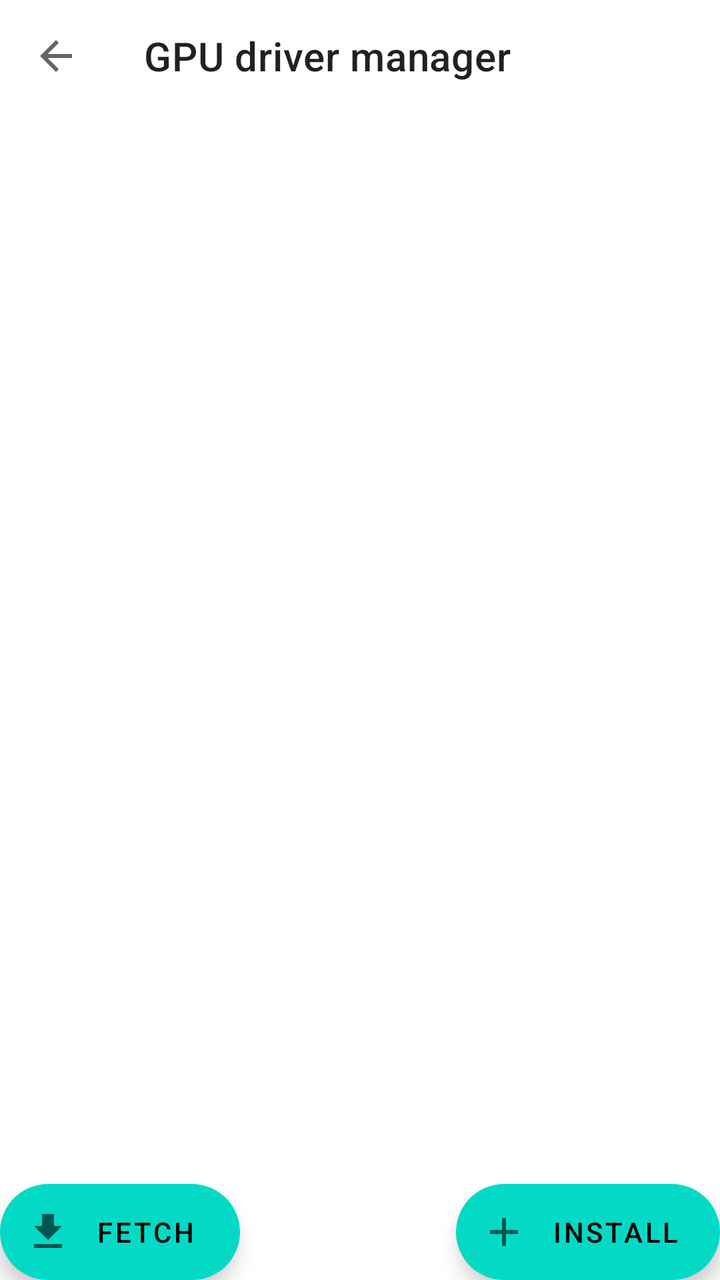
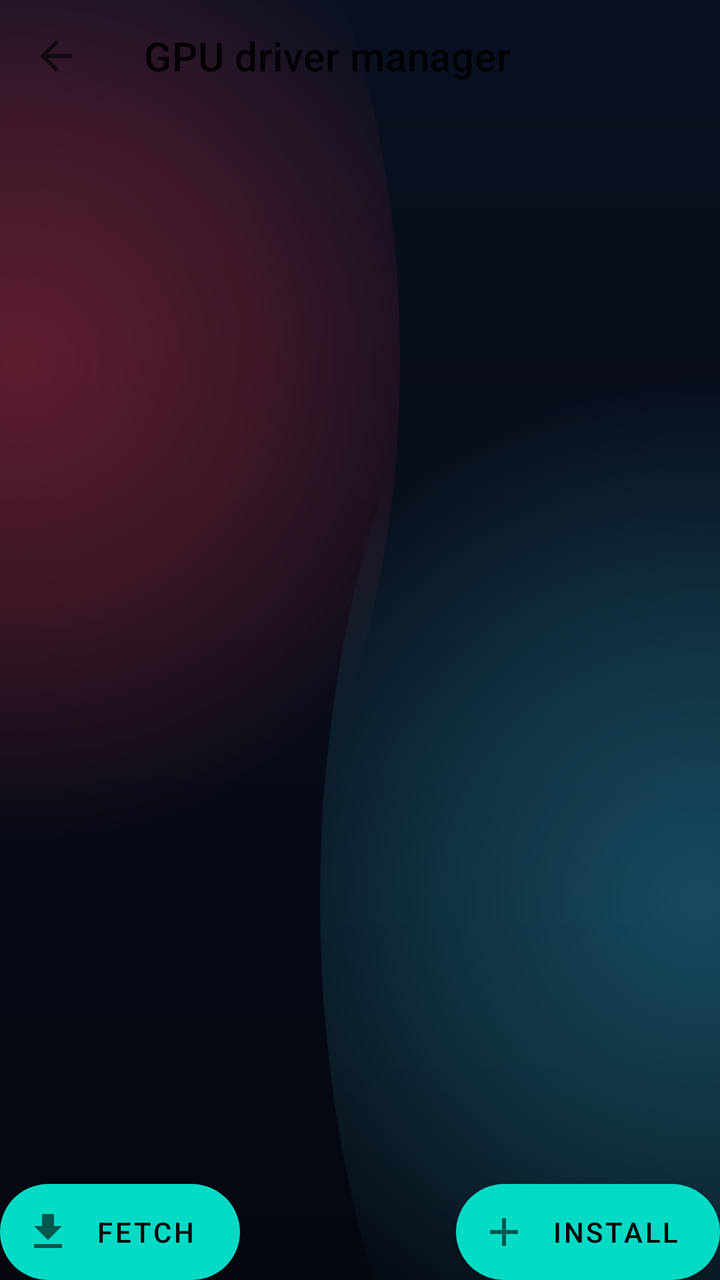

An Android layout rendered at two revisions. The XML below is the earlier revision; the diff shows what the commit changed to produce the second picture.
<!-- AndroidManifest.xml: fallback theme Theme.MaterialComponents.DayNight.NoActionBar -->
<!-- res/layout/fragment_driver_manager.xml -->
<?xml version="1.0" encoding="utf-8"?>
<androidx.constraintlayout.widget.ConstraintLayout xmlns:android="http://schemas.android.com/apk/res/android"
    xmlns:app="http://schemas.android.com/apk/res-auto"
    android:id="@+id/coordinator_licenses"
    android:layout_width="match_parent"
    android:layout_height="match_parent"
    android:background="?attr/colorSurface">

    <androidx.coordinatorlayout.widget.CoordinatorLayout
        android:id="@+id/coordinatorLayout"
        android:layout_width="match_parent"
        android:layout_height="match_parent">

        <com.google.android.material.appbar.AppBarLayout
            android:id="@+id/appbar_drivers"
            style="@style/Widget.Eden.TransparentTopAppBarLayout"
            android:layout_width="match_parent"
            android:layout_height="wrap_content"
            android:fitsSystemWindows="true"
            android:touchscreenBlocksFocus="false">

            <com.google.android.material.appbar.MaterialToolbar
                android:id="@+id/toolbar_drivers"
                style="@style/Widget.Eden.TransparentTopToolbar"
                android:layout_width="match_parent"
                android:layout_height="?attr/actionBarSize"
                android:touchscreenBlocksFocus="false"
                app:navigationIcon="@drawable/ic_back"
                app:title="@string/gpu_driver_manager" />

        </com.google.android.material.appbar.AppBarLayout>

        <androidx.recyclerview.widget.RecyclerView
            android:id="@+id/list_drivers"
            android:layout_width="match_parent"
            android:layout_height="match_parent"
            android:clipToPadding="false"
            app:layout_behavior="@string/appbar_scrolling_view_behavior" />

    </androidx.coordinatorlayout.widget.CoordinatorLayout>

    <com.google.android.material.floatingactionbutton.ExtendedFloatingActionButton
        android:id="@+id/button_install"
        android:layout_width="wrap_content"
        android:layout_height="wrap_content"
        android:layout_gravity="bottom|end"
        android:text="@string/install"
        app:icon="@drawable/ic_add"
        app:layout_constraintBottom_toBottomOf="parent"
        app:layout_constraintEnd_toEndOf="parent" />

    <com.google.android.material.floatingactionbutton.ExtendedFloatingActionButton
        android:id="@+id/button_fetch"
        android:layout_width="wrap_content"
        android:layout_height="wrap_content"
        android:layout_gravity="bottom|start"
        android:text="@string/fetch"
        app:icon="@drawable/ic_import"
        app:layout_constraintBottom_toBottomOf="parent"
        app:layout_constraintStart_toStartOf="parent" />

</androidx.constraintlayout.widget.ConstraintLayout>
<!-- resources referenced by this layout -->
<resources>
  <!-- drawable ic_add (drawable) -->
  <vector xmlns:android="http://schemas.android.com/apk/res/android"
      android:width="24dp"
      android:height="24dp"
      android:viewportWidth="24"
      android:viewportHeight="24">
      <path
          android:fillColor="?attr/colorControlNormal"
          android:pathData="M19,13h-6v6h-2v-6H5v-2h6V5h2v6h6v2z" />
  </vector>
  <!-- drawable ic_back (drawable) -->
  <vector xmlns:android="http://schemas.android.com/apk/res/android"
      android:width="24dp"
      android:height="24dp"
      android:autoMirrored="true"
      android:viewportWidth="24"
      android:viewportHeight="24">
      <path
          android:fillColor="?attr/colorControlNormal"
          android:pathData="M20,11H7.83l5.59,-5.59L12,4l-8,8 8,8 1.41,-1.41L7.83,13H20v-2z" />
  </vector>
  <!-- drawable ic_import (drawable) -->
  <vector xmlns:android="http://schemas.android.com/apk/res/android"
      android:width="24dp"
      android:height="24dp"
      android:viewportWidth="24"
      android:viewportHeight="24">
      <path
          android:fillColor="?attr/colorControlNormal"
          android:pathData="M19,9h-4V3H9v6H5l7,7 7,-7zM5,18v2h14v-2H5z" />
  </vector>
  <string name="fetch">Fetch</string>
  <string name="gpu_driver_manager">GPU driver manager</string>
  <string name="install">Install</string>
  <style name="Widget.Eden.TransparentTopAppBarLayout" parent="">
          <item name="android:background">@android:color/transparent</item>
          <item name="android:elevation">0dp</item>
          <item name="android:stateListAnimator">@null</item>
          <item name="elevation">0dp</item>
          <item name="liftOnScroll">false</item>
          <item name="statusBarForeground">@android:color/transparent</item>
      </style>
  <style name="Widget.Eden.TransparentTopToolbar" parent="">
          <item name="android:background">@android:color/transparent</item>
          <item name="android:elevation">0dp</item>
          <item name="backgroundTint">@android:color/transparent</item>
      </style>
</resources>

<!-- the commit's change to res/layout/fragment_driver_manager.xml (unified diff, before → after) -->
@@ -4,7 +4,7 @@
     android:id="@+id/coordinator_licenses"
     android:layout_width="match_parent"
     android:layout_height="match_parent"
-    android:background="?attr/colorSurface">
+    android:background="@drawable/moonwitch_background">
 
     <androidx.coordinatorlayout.widget.CoordinatorLayout
         android:id="@+id/coordinatorLayout"
<!-- resource entries referenced after the edit -->
@@ -31,6 +31,38 @@
           android:fillColor="?attr/colorControlNormal"
           android:pathData="M19,9h-4V3H9v6H5l7,7 7,-7zM5,18v2h14v-2H5z" />
   </vector>
+  <!-- drawable moonwitch_background (drawable) -->
+  <?xml version="1.0" encoding="utf-8"?>
+  <layer-list xmlns:android="http://schemas.android.com/apk/res/android">
+      <item>
+          <shape android:shape="rectangle">
+              <gradient
+                  android:angle="270"
+                  android:endColor="#05070F"
+                  android:startColor="#0A1020" />
+          </shape>
+      </item>
+      <item android:left="-180dp" android:right="160dp" android:top="-160dp" android:bottom="120dp">
+          <shape android:shape="oval">
+              <gradient
+                  android:centerColor="#35FF3B55"
+                  android:endColor="#00FF3B55"
+                  android:gradientRadius="240dp"
+                  android:startColor="#58FF3B55"
+                  android:type="radial" />
+          </shape>
+      </item>
+      <item android:left="160dp" android:right="-180dp" android:top="80dp" android:bottom="-180dp">
+          <shape android:shape="oval">
+              <gradient
+                  android:centerColor="#3035D8FF"
+                  android:endColor="#0035D8FF"
+                  android:gradientRadius="260dp"
+                  android:startColor="#5035D8FF"
+                  android:type="radial" />
+          </shape>
+      </item>
+  </layer-list>
   <string name="fetch">Fetch</string>
   <string name="gpu_driver_manager">GPU driver manager</string>
   <string name="install">Install</string>
